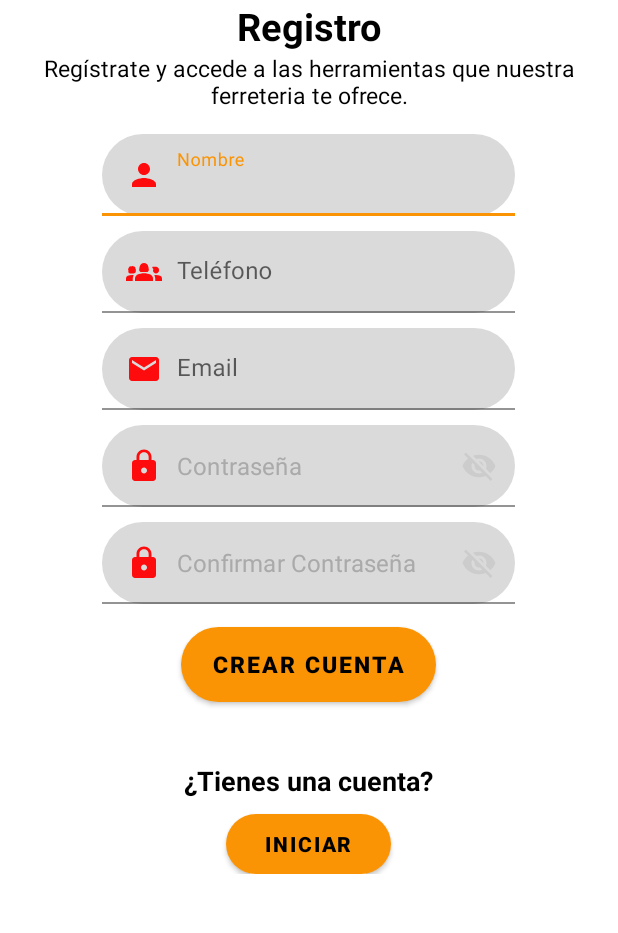
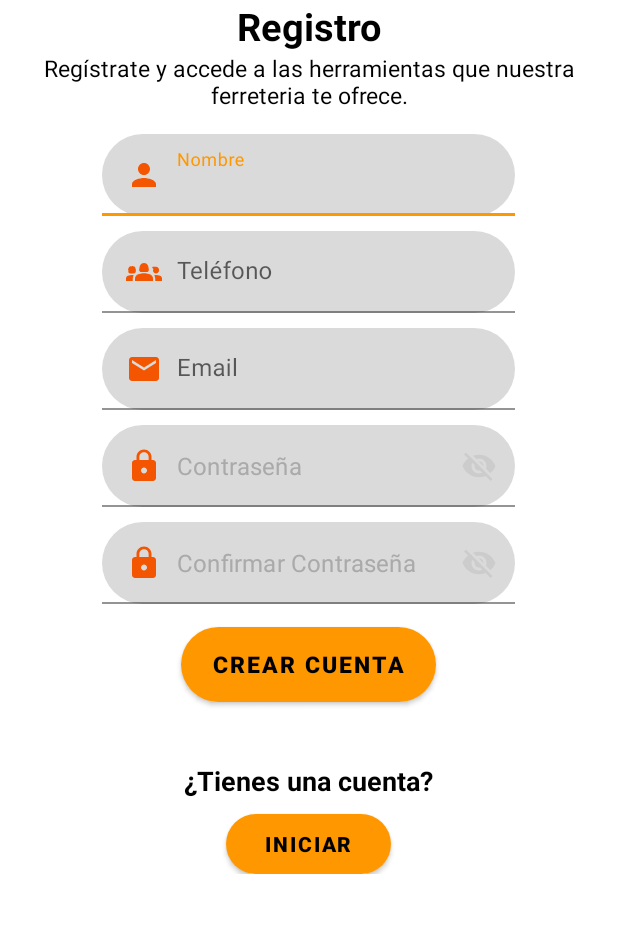
Before and after one commit to BRUHLUIS/RefraxApp, an Android app: the screen it shows after launch (MainActivity), on a phone screen of 412 x 824 dp, the part 237-1170 px from its top. Run offline under Robolectric (Android 15) with nearby library versions, the phone set to English and light mode, and no system bars; our stand-ins replace Volley.

Commit message:
Implementación de nuevo diseño

```diff
--- a/app/src/main/res/drawable/connect.xml
+++ b/app/src/main/res/drawable/connect.xml
@@ -1,4 +1,4 @@
-<vector android:height="24dp" android:tint="#ED443B"
+<vector android:height="24dp" android:tint="#f45500"
     android:viewportHeight="24.0" android:viewportWidth="24.0"
     android:width="24dp" xmlns:android="http://schemas.android.com/apk/res/android">
     <path android:fillColor="#FF000000" android:pathData="M10.85,12.65h2.3L12,9l-1.15,3.65zM20,8.69V4h-4.69L12,0.69 8.69,4H4v4.69L0.69,12 4,15.31V20h4.69L12,23.31 15.31,20H20v-4.69L23.31,12 20,8.69zM14.3,16l-0.7,-2h-3.2l-0.7,2H7.8L11,7h2l3.2,9h-1.9z"/>
--- a/app/src/main/res/drawable/favorities.xml
+++ b/app/src/main/res/drawable/favorities.xml
@@ -1,4 +1,4 @@
-<vector android:height="24dp" android:tint="#ED443B"
+<vector android:height="24dp" android:tint="#f45500"
     android:viewportHeight="24.0" android:viewportWidth="24.0"
     android:width="24dp" xmlns:android="http://schemas.android.com/apk/res/android">
     <path android:fillColor="#FF000000" android:pathData="M16.5,3c-1.74,0 -3.41,0.81 -4.5,2.09C10.91,3.81 9.24,3 7.5,3 4.42,3 2,5.42 2,8.5c0,3.78 3.4,6.86 8.55,11.54L12,21.35l1.45,-1.32C18.6,15.36 22,12.28 22,8.5 22,5.42 19.58,3 16.5,3zM12.1,18.55l-0.1,0.1 -0.1,-0.1C7.14,14.24 4,11.39 4,8.5 4,6.5 5.5,5 7.5,5c1.54,0 3.04,0.99 3.57,2.36h1.87C13.46,5.99 14.96,5 16.5,5c2,0 3.5,1.5 3.5,3.5 0,2.89 -3.14,5.74 -7.9,10.05z"/>
--- a/app/src/main/res/drawable/fixtures.xml
+++ b/app/src/main/res/drawable/fixtures.xml
@@ -1,4 +1,4 @@
-<vector android:height="24dp" android:tint="#ED443B"
+<vector android:height="24dp" android:tint="#f45500"
     android:viewportHeight="24.0" android:viewportWidth="24.0"
     android:width="24dp" xmlns:android="http://schemas.android.com/apk/res/android">
     <path android:fillColor="#FF000000" android:pathData="M12,2C6.48,2 2,6.48 2,12s4.48,10 10,10 10,-4.48 10,-10S17.52,2 12,2zM10,17l-5,-5 1.41,-1.41L10,14.17l7.59,-7.59L19,8l-9,9z"/>
--- a/app/src/main/res/drawable/homepage.xml
+++ b/app/src/main/res/drawable/homepage.xml
@@ -1,4 +1,4 @@
-<vector android:height="24dp" android:tint="#ED443B"
+<vector android:height="24dp" android:tint="#f45500"
     android:viewportHeight="24.0" android:viewportWidth="24.0"
     android:width="24dp" xmlns:android="http://schemas.android.com/apk/res/android">
     <path android:fillColor="#FF000000" android:pathData="M10,20v-6h4v6h5v-8h3L12,3 2,12h3v8z"/>
--- a/app/src/main/res/drawable/ic_email.xml
+++ b/app/src/main/res/drawable/ic_email.xml
@@ -1,4 +1,4 @@
-<vector android:height="24dp" android:tint="#fe0c0d"
+<vector android:height="24dp" android:tint="#f45500"
     android:viewportHeight="24" android:viewportWidth="24"
     android:width="24dp" xmlns:android="http://schemas.android.com/apk/res/android">
     <path android:fillColor="@android:color/white" android:pathData="M20,4L4,4c-1.1,0 -1.99,0.9 -1.99,2L2,18c0,1.1 0.9,2 2,2h16c1.1,0 2,-0.9 2,-2L22,6c0,-1.1 -0.9,-2 -2,-2zM20,8l-8,5 -8,-5L4,6l8,5 8,-5v2z"/>
--- a/app/src/main/res/drawable/ic_genero.xml
+++ b/app/src/main/res/drawable/ic_genero.xml
@@ -1,4 +1,4 @@
-<vector android:height="24dp" android:tint="#fe0c0d"
+<vector android:height="24dp" android:tint="#f45500"
     android:viewportHeight="24" android:viewportWidth="24"
     android:width="24dp" xmlns:android="http://schemas.android.com/apk/res/android">
     <path android:fillColor="@android:color/white" android:pathData="M10.27,12h3.46c0.93,0 1.63,-0.83 1.48,-1.75l-0.3,-1.79C14.67,7.04 13.44,6 12,6S9.33,7.04 9.09,8.47l-0.3,1.79C8.64,11.17 9.34,12 10.27,12z"/>
--- a/app/src/main/res/drawable/ic_lock.xml
+++ b/app/src/main/res/drawable/ic_lock.xml
@@ -1,4 +1,4 @@
-<vector android:height="24dp" android:tint="#fe0c0d"
+<vector android:height="24dp" android:tint="#f45500"
     android:viewportHeight="24" android:viewportWidth="24"
     android:width="24dp" xmlns:android="http://schemas.android.com/apk/res/android">
     <path android:fillColor="@android:color/white" android:pathData="M18,8h-1L17,6c0,-2.76 -2.24,-5 -5,-5S7,3.24 7,6v2L6,8c-1.1,0 -2,0.9 -2,2v10c0,1.1 0.9,2 2,2h12c1.1,0 2,-0.9 2,-2L20,10c0,-1.1 -0.9,-2 -2,-2zM12,17c-1.1,0 -2,-0.9 -2,-2s0.9,-2 2,-2 2,0.9 2,2 -0.9,2 -2,2zM15.1,8L8.9,8L8.9,6c0,-1.71 1.39,-3.1 3.1,-3.1 1.71,0 3.1,1.39 3.1,3.1v2z"/>
--- a/app/src/main/res/drawable/ic_person.xml
+++ b/app/src/main/res/drawable/ic_person.xml
@@ -1,4 +1,4 @@
-<vector android:height="24dp" android:tint="#fe0c0d"
+<vector android:height="24dp" android:tint="#f45500"
     android:viewportHeight="24" android:viewportWidth="24"
     android:width="24dp" xmlns:android="http://schemas.android.com/apk/res/android">
     <path android:fillColor="@android:color/white" android:pathData="M12,12c2.21,0 4,-1.79 4,-4s-1.79,-4 -4,-4 -4,1.79 -4,4 1.79,4 4,4zM12,14c-2.67,0 -8,1.34 -8,4v2h16v-2c0,-2.66 -5.33,-4 -8,-4z"/>
--- a/app/src/main/res/drawable/ic_user.xml
+++ b/app/src/main/res/drawable/ic_user.xml
@@ -1,4 +1,4 @@
-<vector android:height="24dp" android:tint="#fe0c0d"
+<vector android:height="24dp" android:tint="#f45500"
     android:viewportHeight="24" android:viewportWidth="24"
     android:width="24dp" xmlns:android="http://schemas.android.com/apk/res/android">
     <path android:fillColor="@android:color/white" android:pathData="M12,2c-4.97,0 -9,4.03 -9,9 0,4.17 2.84,7.67 6.69,8.69L12,22l2.31,-2.31C18.16,18.67 21,15.17 21,11c0,-4.97 -4.03,-9 -9,-9zM12,4c1.66,0 3,1.34 3,3s-1.34,3 -3,3 -3,-1.34 -3,-3 1.34,-3 3,-3zM12,18.3c-2.5,0 -4.71,-1.28 -6,-3.22 0.03,-1.99 4,-3.08 6,-3.08 1.99,0 5.97,1.09 6,3.08 -1.29,1.94 -3.5,3.22 -6,3.22z"/>
--- a/app/src/main/res/values/colors.xml
+++ b/app/src/main/res/values/colors.xml
@@ -2,7 +2,7 @@
 <resources>
     <color name="colorPrimary">#f1ea49</color>
     <color name="colorPrimaryDark">#edca27</color>
-    <color name="colorAccent">#F8AF31</color>
+    <color name="colorAccent">#FF5722</color>
     <color name="purple_200">#FFBB86FC</color>
     <color name="purple_500">#FF6200EE</color>
     <color name="purple_700">#FF3700B3</color>
@@ -10,7 +10,7 @@
     <color name="teal_700">#FF018786</color>
     <color name="black">#FF000000</color>
     <color name="gris">#AAAAAA</color>
-    <color name="bottons">#FB9404</color>
+    <color name="bottons">#FF9800</color>
     <color name="white">#FFFFFFFF</color>
     <color name="yellow">#E8DE13</color>
     <color name="blackclaro">#333333</color>
```
Also changed, not shown: app/src/main/res/drawable/abstractlines.png (deleted), app/src/main/res/drawable/carrito.png, app/src/main/res/drawable/inventario.png, app/src/main/res/drawable/promocion.png.
